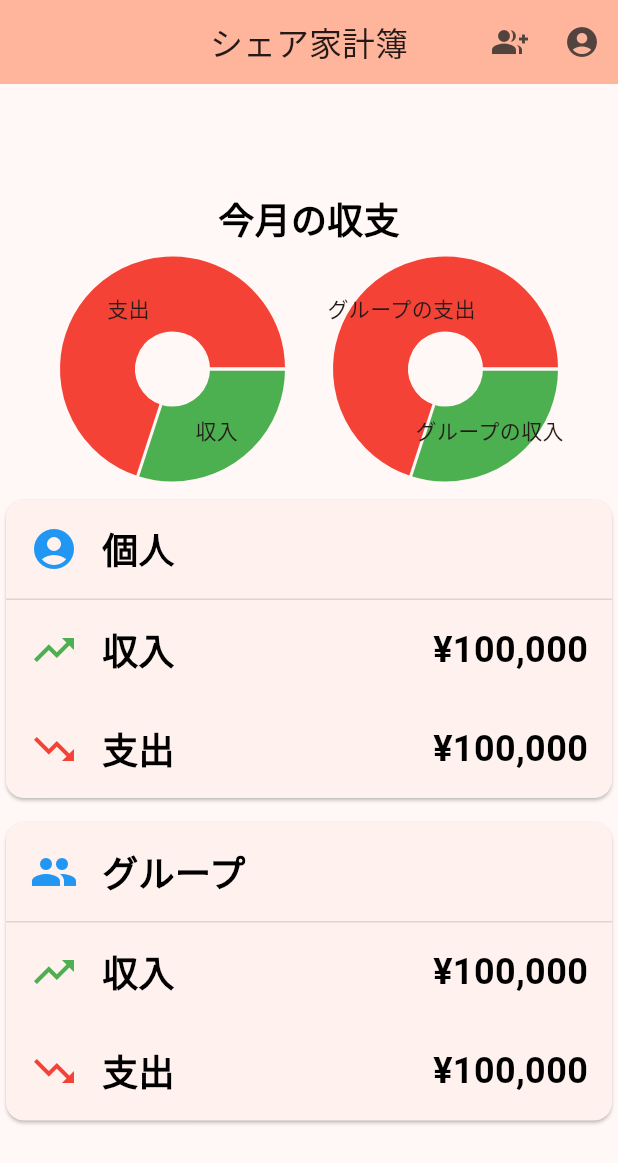
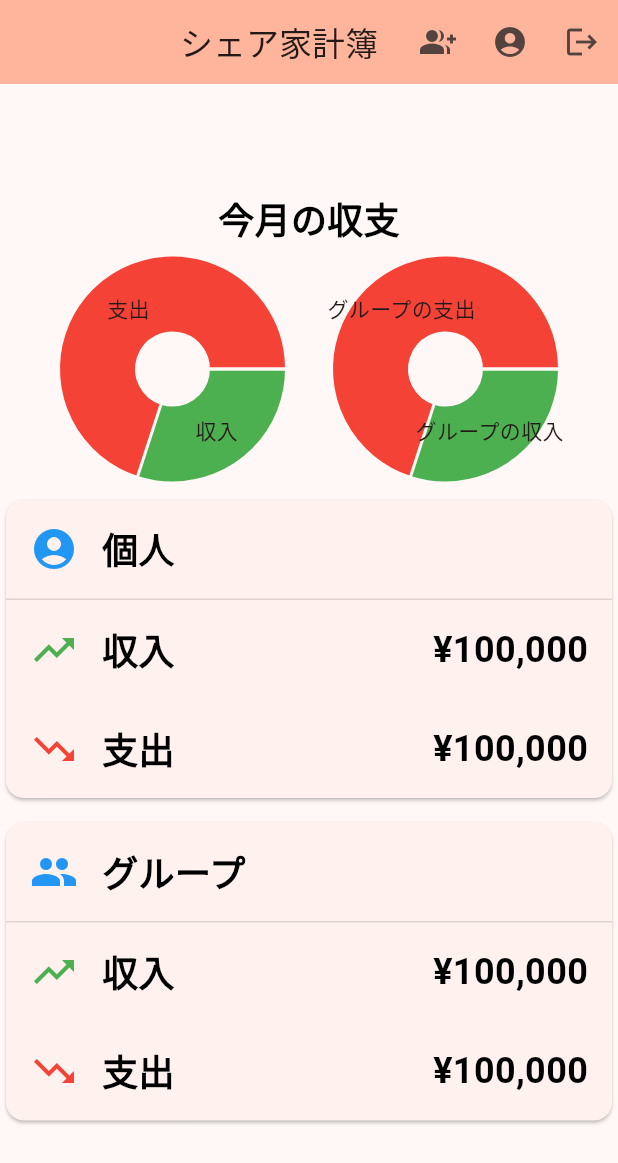
Before and after one commit to koichirokudo/sharing_household_expenses, a Flutter app: the HomePage screen opened directly, on a phone screen of 412 x 824 dp. Shown: the top 1163 px of the screen. Run offline on Flutter 3.47's test engine with Material 3 defaults, Android fonts, the phone set to English and light mode, and no system bars; drawn by our look-alikes of fl_chart; our stand-ins replace supabase_flutter; accounts and stored records are empty; Roboto replaces fonts that are missing (MPLUS1p).

Commit message:
ログアウトボタンの追加

```diff
--- a/lib/src/pages/home_page.dart
+++ b/lib/src/pages/home_page.dart
@@ -104,6 +104,14 @@ class HomePageState extends State<HomePage> {
               }
             },
           ),
+          if (session != null)
+            IconButton(
+                onPressed: () {
+                  supabase.auth.signOut();
+                  Navigator.of(context).push(MaterialPageRoute(
+                      builder: (context) => const LoginPage()));
+                },
+                icon: const Icon(Icons.logout)),
         ],
       ),
       body: Column(mainAxisAlignment: MainAxisAlignment.center, children: [
```
